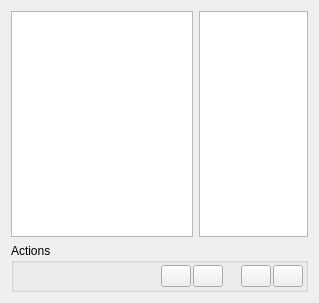
This is src/gui/zmatrix.ui in trisyoungs/aten as Qt 5 draws it before an edit. The edited form follows.
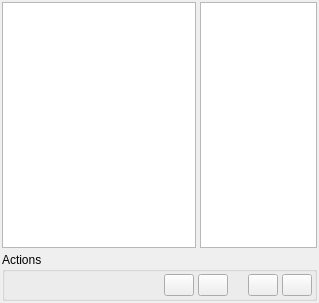
This is the edited form. Icons and pictures are not drawn.

```diff
--- a/src/gui/zmatrix.ui
+++ b/src/gui/zmatrix.ui
@@ -20,8 +20,17 @@
     <normaloff>:/stackicons/icons/stack_zmatrix.svg</normaloff>:/stackicons/icons/stack_zmatrix.svg</iconset>
   </property>
   <layout class="QVBoxLayout" name="verticalLayout">
+   <property name="spacing">
+    <number>4</number>
+   </property>
+   <property name="margin">
+    <number>2</number>
+   </property>
    <item>
     <layout class="QHBoxLayout" name="horizontalLayout">
+     <property name="spacing">
+      <number>4</number>
+     </property>
      <item>
       <widget class="QTableWidget" name="ZMatrixTable">
        <property name="sizePolicy">
@@ -75,7 +84,7 @@
      </property>
      <layout class="QVBoxLayout">
       <property name="spacing">
-       <number>2</number>
+       <number>4</number>
       </property>
       <property name="margin">
        <number>2</number>
@@ -83,7 +92,7 @@
       <item>
        <layout class="QHBoxLayout" name="_2">
         <property name="spacing">
-         <number>2</number>
+         <number>4</number>
         </property>
         <property name="margin">
          <number>0</number>
```
Left out of the diff: 4 changed lines with no effect on the pictures.
